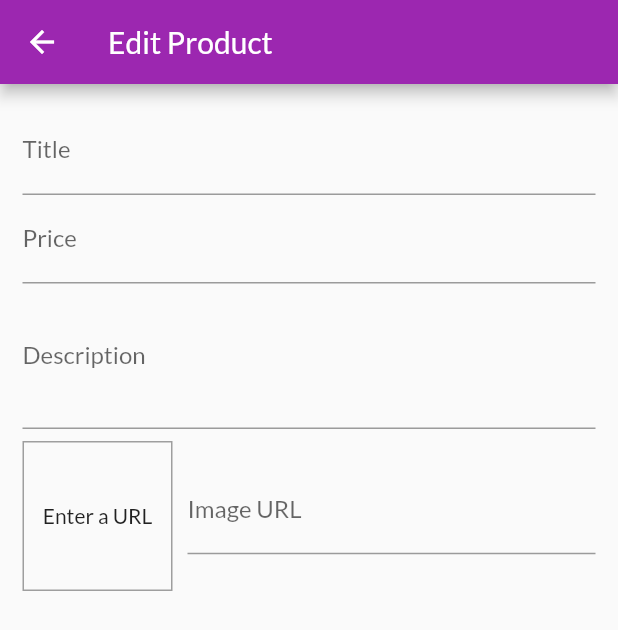
After one commit to AKAMasterMind404/ShopApplication, a Flutter app: the EditProductScreen screen opened by its route, on a phone screen of 412 x 824 dp. The commit adds this screen. Shown: the top 630 px of the screen. Run offline on Flutter 3.47's test engine with Material 2 defaults, Android fonts, the phone set to English and light mode, and no system bars; network calls fail.

Commit message:
Added textformfields and manage products tab

```diff
--- a/lib/main.dart
+++ b/lib/main.dart
@@ -2,20 +2,22 @@ import 'package:flutter/material.dart';
 import 'package:state_management/controller/cart.dart';
 import 'package:state_management/controller/orders.dart';
 import 'package:state_management/controller/products_provider.dart';
+import 'package:state_management/models/edit_product_screen.dart';
 import 'package:state_management/views/Home.dart';
 import 'package:state_management/views/cart_screen.dart';
 import 'package:state_management/views/orders_screen.dart';
 import 'package:state_management/views/product_detail.dart';
 import 'package:provider/provider.dart';
+import 'package:state_management/views/user_products.dart';
 
 void main() => runApp(Builder(builder: (BuildContext context) {
       return MultiProvider(
         // Every widget that listens to this provider will receive
         // an object of the Products_provider class
         providers: [
-      ChangeNotifierProvider(create: (context)=>Products_provider()),
-      ChangeNotifierProvider(create: (context)=>Cart()),
-      ChangeNotifierProvider(create: (context)=>Orders()),
+          ChangeNotifierProvider(create: (context) => Products_provider()),
+          ChangeNotifierProvider(create: (context) => Cart()),
+          ChangeNotifierProvider(create: (context) => Orders()),
         ],
         child: MaterialApp(
           theme: ThemeData(
@@ -26,12 +28,14 @@ void main() => runApp(Builder(builder: (BuildContext context) {
           debugShowCheckedModeBanner: false,
           initialRoute: '/',
           routes: {
-        '/':(context)=>home(),
-        'productDetail':(context)=>ProductDetail(),
-        'cartScreen':(context)=>CartScreen(),
-        'orders':(context)=>OrdersScreen()
+            '/': (context) => home(),
+            'productDetail': (context) => ProductDetail(),
+            'cartScreen': (context) => CartScreen(),
+            'orders': (context) => OrdersScreen(),
+            'userProducts': (context) => UserProductsScreen(),
+            'edit_product': (context) => EditProductScreen(),
           },
         ),
       );
-
-}));
+    })
+);
--- /dev/null
+++ b/lib/models/edit_product_screen.dart
@@ -0,0 +1,123 @@
+import 'package:flutter/material.dart';
+
+class EditProductScreen extends StatefulWidget {
+  @override
+  _EditProductScreenState createState() => _EditProductScreenState();
+}
+
+class _EditProductScreenState extends State<EditProductScreen> {
+  String imgurl1 = 'https://www.windowscentral.com/sites/wpcentral.com/files/styles/large_wm_brw/public/field/image/2021/06/windows-11-install-1.jpg';
+  final _priceFocusNode = FocusNode();
+  final _descFocusNode = FocusNode();
+  final _imageUrlFocusNode = FocusNode();
+  final _imageUrlController = TextEditingController();
+
+  @override
+  void initState() {
+    // TODO: implement initState
+    _imageUrlFocusNode.addListener(_updateImageUrl);
+    super.initState();
+  }
+
+  void _updateImageUrl(){
+    if(!_imageUrlFocusNode.hasFocus){
+      setState(() {});
+    }
+  }
+
+  @override
+  void dispose() {
+    // TODO: implement dispose
+    _imageUrlFocusNode.removeListener(_updateImageUrl);
+    _priceFocusNode.dispose();
+    _descFocusNode.dispose();
+    _imageUrlController.dispose();
+    _imageUrlFocusNode.dispose();
+  }
+
+  @override
+  Widget build(BuildContext context) {
+    return Scaffold(
+      appBar: AppBar(
+        title: Text("Edit Product"),
+      ),
+      body: Padding(
+        padding: const EdgeInsets.all(15),
+        child: Form(
+          child: SingleChildScrollView(
+            child: Column(
+              children: [
+                // TITLE
+                TextFormField(
+                  autocorrect: true,
+                  decoration: InputDecoration(
+                    labelText: "Title",
+                    hintText: "Enter the title here",
+                  ),
+                  textInputAction: TextInputAction.next,
+                  onFieldSubmitted: (v) {
+                    // Used to Toggle Input Focus
+                    FocusScope.of(context).requestFocus(_priceFocusNode);
+                  },
+                ),
+                // PRICE
+                TextFormField(
+                    keyboardType: TextInputType.number,
+                    decoration: InputDecoration(
+                      labelText: "Price",
+                    ),
+                    textInputAction: TextInputAction.next,
+                    focusNode: _priceFocusNode,
+                    onFieldSubmitted: (v) {
+                      // Used to Toggle Input Focus
+                      FocusScope.of(context).requestFocus(_descFocusNode);
+                    }),
+                // DESCRIPTION
+                TextFormField(
+                  autocorrect: true,
+                  decoration: InputDecoration(
+                    labelText: "Description",
+                    hintText: "Describe your product",
+                  ),
+                  focusNode: _descFocusNode,
+                  maxLines: 3,
+                  textInputAction: TextInputAction.next,
+                ),
+                Row(
+                  children: [
+                    Container(
+                      width: 100,
+                      height: 100,
+                      margin: EdgeInsets.only(top: 8, right: 10),
+                      decoration: BoxDecoration(
+                          border: Border.all(width: 1, color: Colors.grey)),
+                      child: _imageUrlController.text.isEmpty
+                          ? Center(child: Text("Enter a URL"))
+                          : FittedBox(
+                              child: Image.network(
+                                  _imageUrlController.text,
+                                  fit: BoxFit.cover),
+                            ),
+                    ),
+                    Expanded(
+                        child: TextFormField(
+                          decoration: InputDecoration(labelText: 'Image URL'),
+                          keyboardType: TextInputType.url,
+                          textInputAction: TextInputAction.done,
+                          controller: _imageUrlController,
+                          focusNode: _imageUrlFocusNode,
+                          onEditingComplete: () {
+                            setState(() {});
+                          },
+                        )
+                    ),
+                  ],
+                )
+              ],
+            ),
+          ),
+        ),
+      ),
+    );
+  }
+}
--- a/lib/models/order_item.dart
+++ b/lib/models/order_item.dart
@@ -38,7 +38,7 @@ class _OrderItemSingleState extends State<OrderItemSingle> {
               ? Container(
                   padding: EdgeInsets.symmetric(horizontal: 15, vertical: 4),
                   height: min(
-                      (widget.order.products.length * 20 + 10).toDouble(),
+                      (widget.order.products.length * 20 + 100).toDouble(),
                       180),
                   child: ListView.builder(
                     itemCount: widget.order.products.length,
--- a/lib/views/app_drawer.dart
+++ b/lib/views/app_drawer.dart
@@ -27,6 +27,14 @@ class AppDrawer extends StatelessWidget {
             onTap: (){
               Navigator.of(context).pushReplacementNamed('orders');
             },
+          ),
+          Divider(),
+          ListTile(
+            leading: Icon(Icons.edit),
+            title: Text("Manage Products"),
+            onTap: (){
+              Navigator.of(context).pushReplacementNamed('userProducts');
+            },
           )
         ],
       ),
```
Also changed, not shown: lib/controller/cart.dart (+31 -12 lines), lib/models/product_item.dart (+13 -0 lines), lib/views/card_item_SHOPPING_CART.dart (+25 -0 lines), lib/views/user_product_item.dart (added, +35 -0 lines), lib/views/user_products.dart (added, +41 -0 lines), 1 other file. Lines whose indentation alone changed are shown as unchanged.
